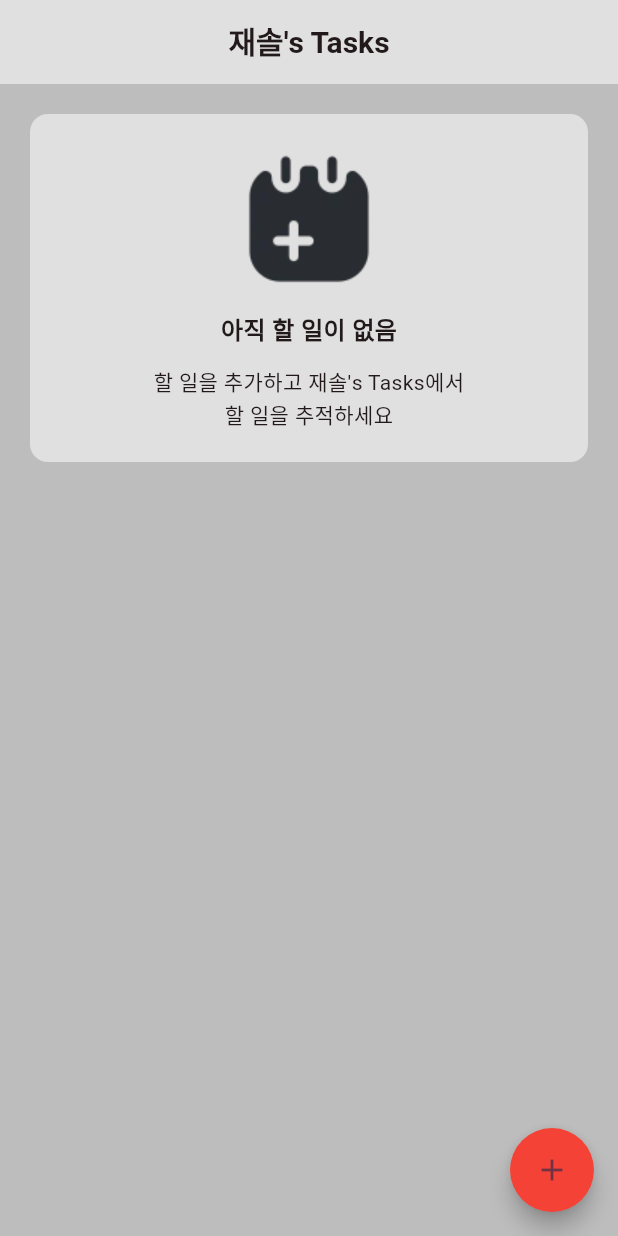
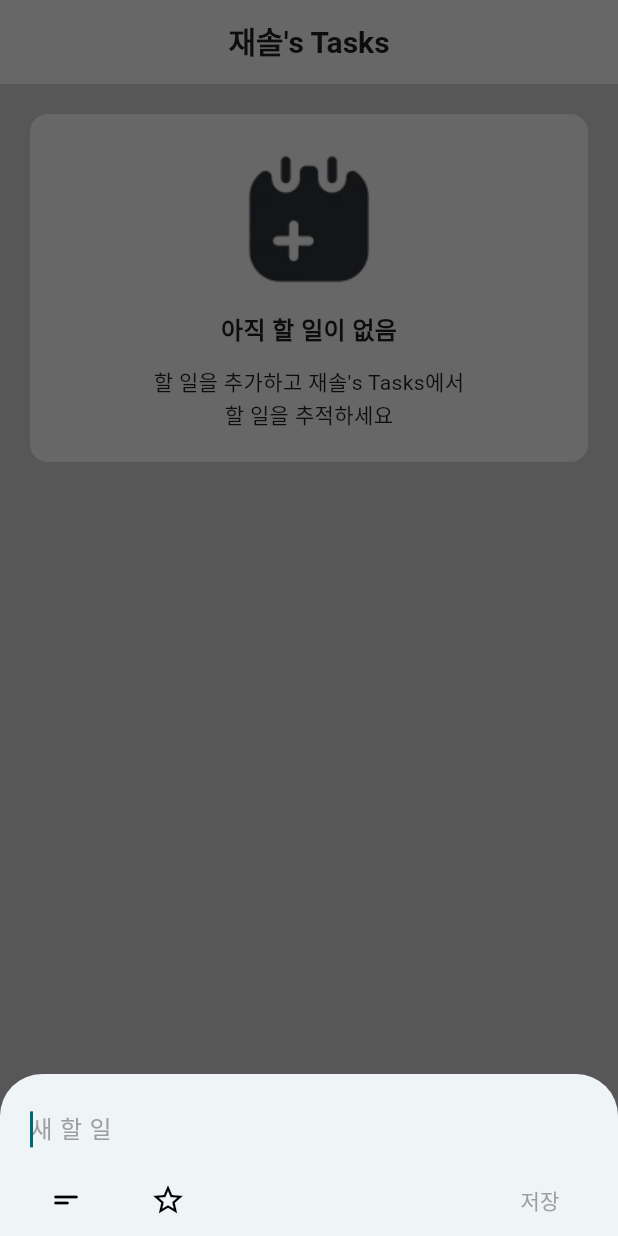
Before and after one commit to jaesol0105/flutter_tasks, a Flutter app: the screen it shows after launch, after a tap on the "add" icon, on a phone screen of 412 x 824 dp. Run offline on Flutter 3.47's test engine with Material 3 defaults, Android fonts, the phone set to English and light mode, and no system bars.

Commit message:
feat:add_to_do_bottom_sheet, theme

```diff
--- a/lib/pages/home/home_page.dart
+++ b/lib/pages/home/home_page.dart
@@ -1,27 +1,40 @@
 import 'package:flutter/material.dart';
 import 'package:tasks/models/to_do_entity.dart';
+import 'package:tasks/pages/home/widgets/add_to_do_bottom_sheet.dart';
 import 'package:tasks/pages/home/widgets/empty_view.dart';
 import 'package:tasks/pages/home/widgets/to_do_list_view.dart';
 
-class HomePage extends StatelessWidget {
-  final textController = TextEditingController();
+class HomePage extends StatefulWidget {
+  @override
+  State<HomePage> createState() => _HomePageState();
+}
+
+class _HomePageState extends State<HomePage> {
   final title = "재솔's Tasks";
   List<ToDoEntity> todoList = [];
 
   @override
   Widget build(BuildContext context) {
     return Scaffold(
-      backgroundColor: Colors.grey.shade400,
       appBar: AppBar(
         title: Text(
           title,
           style: TextStyle(fontSize: 20, fontWeight: FontWeight.bold),
         ),
       ),
+
       body: todoList.isEmpty ? EmptyView(title) : ToDoListView(),
+
+      // [FAB - 새 TODO 추가]
       floatingActionButton: FloatingActionButton(
         onPressed: () {
-          // 추가
+          showModalBottomSheet(
+            context: context,
+            isScrollControlled: true,
+            builder: (context) {
+              return AddToDoBottomSheet(saveToDo);
+            },
+          );
         },
         backgroundColor: Colors.red,
         shape: const CircleBorder(),
@@ -29,4 +42,17 @@ class HomePage extends StatelessWidget {
       ),
     );
   }
+
+  /// [새 TODO 추가]
+  void saveToDo(
+    String title,
+    String? description,
+    bool isFavorite,
+    bool isDone,
+  ) {
+    setState(() {
+      todoList.add(ToDoEntity(title, description, isFavorite, isDone));
+      print(todoList);
+    });
+  }
 }
--- /dev/null
+++ b/lib/pages/home/widgets/add_to_do_bottom_sheet.dart
@@ -0,0 +1,129 @@
+import 'package:flutter/material.dart';
+
+class AddToDoBottomSheet extends StatefulWidget {
+  /// [새 TODO를 추가하는 바텀 시트]
+  AddToDoBottomSheet(this.onSave);
+
+  /// [TODO 저장 : 콜백 메소드]
+  final void Function(
+    String title,
+    String? description,
+    bool isFavorite,
+    bool isDone,
+  )
+  onSave;
+
+  @override
+  State<AddToDoBottomSheet> createState() => _AddToDoBottomSheetState();
+}
+
+class _AddToDoBottomSheetState extends State<AddToDoBottomSheet> {
+  final titleController = TextEditingController();
+  final detailController = TextEditingController();
+
+  bool showDetail = false;
+  bool star = false;
+
+  @override
+  void dispose() {
+    titleController.dispose();
+    detailController.dispose();
+    super.dispose();
+  }
+
+  /// [TODO 저장]
+  void saveToDo() {
+    final title = titleController.text.trim();
+    final detail = showDetail ? detailController.text.trim() : null;
+    if (titleController.text.isNotEmpty) {
+      widget.onSave(title, detail, star, false);
+      Navigator.of(context).pop();
+    }
+  }
+
+  @override
+  Widget build(BuildContext context) {
+    return Container(
+      padding: EdgeInsets.fromLTRB(
+        20,
+        12,
+        20,
+        MediaQuery.of(context).viewInsets.bottom,
+      ),
+
+      child: Column(
+        mainAxisSize: MainAxisSize.min,
+        children: [
+          // [타이틀 입력]
+          TextField(
+            onChanged: (_) => setState(() {}),
+            maxLines: 1,
+            textInputAction: TextInputAction.done,
+            onSubmitted: (_) => saveToDo(),
+            autofocus: true,
+            controller: titleController,
+            decoration: InputDecoration(
+              hintText: '새 할 일',
+              hintStyle: TextStyle(fontSize: 16, color: Colors.grey),
+              border: InputBorder.none,
+            ),
+          ),
+
+          // [세부정보 입력]
+          if (showDetail)
+            TextField(
+              maxLines: null,
+              textInputAction: TextInputAction.newline,
+              controller: detailController,
+              style: TextStyle(fontSize: 14),
+              decoration: InputDecoration(
+                hintText: '세부정보 추가',
+                hintStyle: TextStyle(fontSize: 14),
+                border: InputBorder.none,
+              ),
+            ),
+
+          // [아이콘 메뉴]
+          Row(
+            children: [
+              // [세부정보 토글 버튼]
+              IconButton(
+                onPressed: () => setState(() => showDetail = !showDetail),
+                icon: Icon(
+                  Icons.short_text_rounded,
+                  color: Theme.of(context).dividerColor,
+                  size: 24,
+                ),
+              ),
+              SizedBox(width: 20),
+
+              // [즐겨찾기 토글 버튼]
+              IconButton(
+                onPressed: () => setState(() => star = !star),
+                icon: Icon(
+                  star ? Icons.star : Icons.star_border,
+                  color: Theme.of(context).dividerColor,
+                  size: 24,
+                ),
+              ),
+              Spacer(),
+
+              // [저장 버튼]
+              TextButton(
+                onPressed: titleController.text.isNotEmpty ? saveToDo : null,
+                child: Text(
+                  '저장',
+                  style: TextStyle(
+                    color: titleController.text.isNotEmpty
+                        ? Colors.pinkAccent
+                        : Colors.grey,
+                  ),
+                ),
+              ),
+            ],
+          ),
+        ],
+      ),
+    );
+  }
+}
--- a/lib/pages/home/widgets/empty_view.dart
+++ b/lib/pages/home/widgets/empty_view.dart
@@ -1,9 +1,10 @@
 import 'package:flutter/material.dart';
 
 class EmptyView extends StatelessWidget {
+  /// [TODO가 없을때 보여주는 위젯]
+  EmptyView(this.title);
+
   final String? title;
-
-  EmptyView(this.title);
 
   @override
   Widget build(BuildContext context) {
@@ -12,9 +13,10 @@ class EmptyView extends StatelessWidget {
       margin: EdgeInsets.all(20),
       padding: EdgeInsets.all(20),
       decoration: BoxDecoration(
-        color: Colors.grey.shade300,
+        color: Theme.of(context).colorScheme.surface,
         borderRadius: BorderRadius.circular(12),
       ),
+
       child: Column(
         mainAxisSize: MainAxisSize.min,
         children: [
@@ -33,10 +35,7 @@ class EmptyView extends StatelessWidget {
           Text(
             '할 일을 추가하고 $title에서\n할 일을 추적하세요',
             textAlign: TextAlign.center,
-            style: const TextStyle(
-              fontSize: 14,
-              height: 1.5, // 줄간격
-            ),
+            style: const TextStyle(fontSize: 14, height: 1.5),
           ),
         ],
       ),
--- a/lib/theme.dart
+++ b/lib/theme.dart
@@ -2,17 +2,28 @@ import 'package:flutter/material.dart';
 
 final lightTheme = ThemeData(
   colorScheme: ColorScheme.fromSeed(
-    seedColor: Colors.pinkAccent,
+    seedColor: Colors.white,
     brightness: Brightness.light,
+    surface: Colors.grey.shade300,
   ),
   appBarTheme: AppBarTheme(
     backgroundColor: Colors.grey.shade300,
     centerTitle: true,
   ),
+  scaffoldBackgroundColor: Colors.grey.shade400,
+  dividerColor: Colors.black,
 );
+
 final darkTheme = ThemeData(
   colorScheme: ColorScheme.fromSeed(
     seedColor: Colors.pinkAccent,
     brightness: Brightness.dark,
+    surface: Color(0xFF121212),
   ),
+  appBarTheme: AppBarTheme(
+    backgroundColor: Color(0xFF121212),
+    centerTitle: true,
+  ),
+  scaffoldBackgroundColor: Color(0xFF1A1A1A),
+  dividerColor: Colors.white,
 );
```
